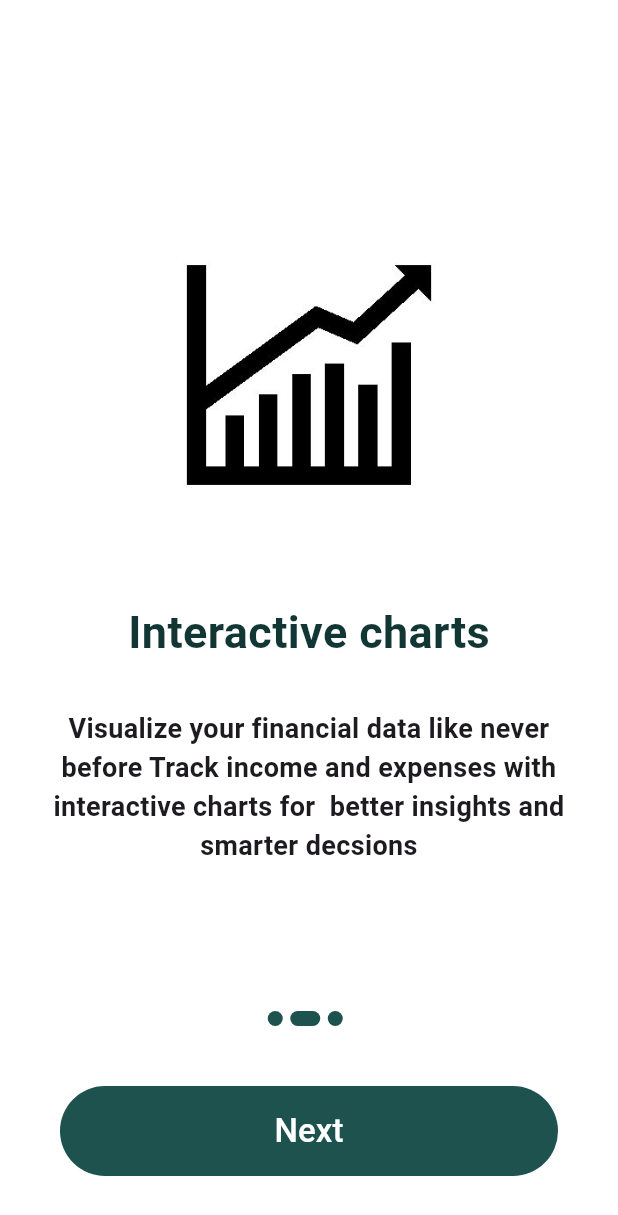
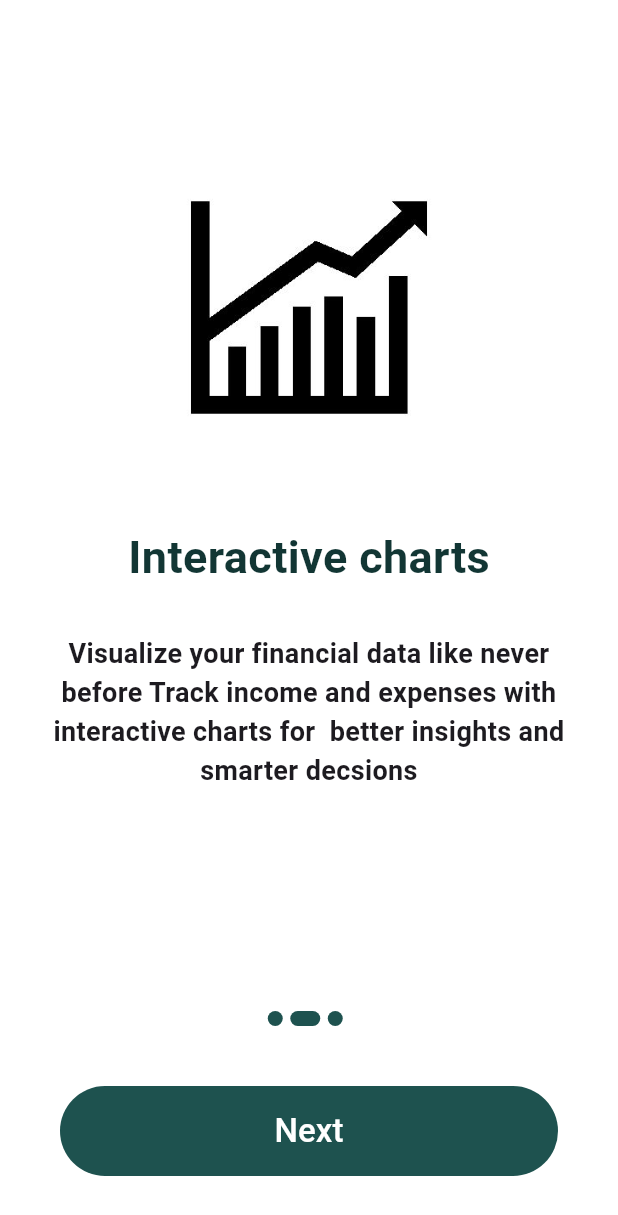
Before and after one commit to sahidvp/Fin-tracker, a Flutter app: the screen it shows after launch, swiped to page 2, on a phone screen of 412 x 824 dp. Shown: the top 1215 px of the screen. Run offline on Flutter 3.47's test engine with Material 3 defaults, Android fonts, the phone set to English and light mode, and no system bars; our stand-ins replace hive, hive_flutter, package_info, shared_preferences, syncfusion_flutter_charts, webview_flutter; missing offline and left inert: flutter_share; accounts and stored records are empty.

Commit message:
make some screen size

```diff
--- a/lib/screens/detailsoftransaction.dart
+++ b/lib/screens/detailsoftransaction.dart
@@ -44,7 +44,7 @@ class DetailedTransaction extends StatelessWidget {
           elevation: 0,
           centerTitle: true,
           backgroundColor: mycolor,
-          title: const Text('Transaction Details'),
+          title: const Text('Transaction Details',style: TextStyle(color: Colors.white),),
         ),
         body: Stack(
           children: [
@@ -68,7 +68,7 @@ class DetailedTransaction extends StatelessWidget {
                   ),
                 ),
                 child: Padding(
-                  padding: const EdgeInsets.symmetric(horizontal: 20,vertical: 40),
+                  padding: const EdgeInsets.symmetric(horizontal: 20,vertical: 10),
                   child: Column(
 
                     children: [
--- a/lib/screens/introscreen.dart
+++ b/lib/screens/introscreen.dart
@@ -49,10 +49,10 @@ class _IntroScreenState extends State<IntroScreen> {
                       Image.asset(
                         contents[i].image,
                         height: 500,
-                        width: 500,
+                        width: 490,
                       ),
                       const SizedBox(
-                        height: 50,
+                        height: 35,
                       ),
                       Text(
                         contents[i].title,
@@ -67,12 +67,12 @@ class _IntroScreenState extends State<IntroScreen> {
                 );
               } else {
                 return Padding(
-                  padding: const EdgeInsets.symmetric(vertical: 100, horizontal: 30),
+                  padding: const EdgeInsets.symmetric(vertical: 60, horizontal: 30),
                   child: Column(
                     children: [
                       Image.asset(
                         contents[i].image,
-                        height: 300,
+                        height: 290,
                       ),
                       Text(
                         contents[i].title,
--- a/lib/screens/personaldetails.dart
+++ b/lib/screens/personaldetails.dart
@@ -69,7 +69,7 @@ class _PersonalDetailsState extends State<PersonalDetails> {
                   ),
                   Container(
                     width: double.infinity,
-                    height: 530,
+                    height: 440,
                     color: Colors.white,
                     padding: const EdgeInsets.symmetric(horizontal: 20),
                     child: Column(
--- a/lib/screens/profilepage.dart
+++ b/lib/screens/profilepage.dart
@@ -57,7 +57,8 @@ class ContainerStackExample extends StatelessWidget {
     return ValueListenableBuilder(
         valueListenable: username.listenable(),
         builder: (context, value, child) {
-          return Column(children: [
+          return SingleChildScrollView(
+            child: Column(children: [
               Stack(
                 children: <Widget>[
                   Container(
@@ -183,7 +184,8 @@ class ContainerStackExample extends StatelessWidget {
                   ),
                 ),
               ),
-          ]);
+            ]),
+          );
         });
   }
 
```
Lines whose indentation alone changed are shown as unchanged.
